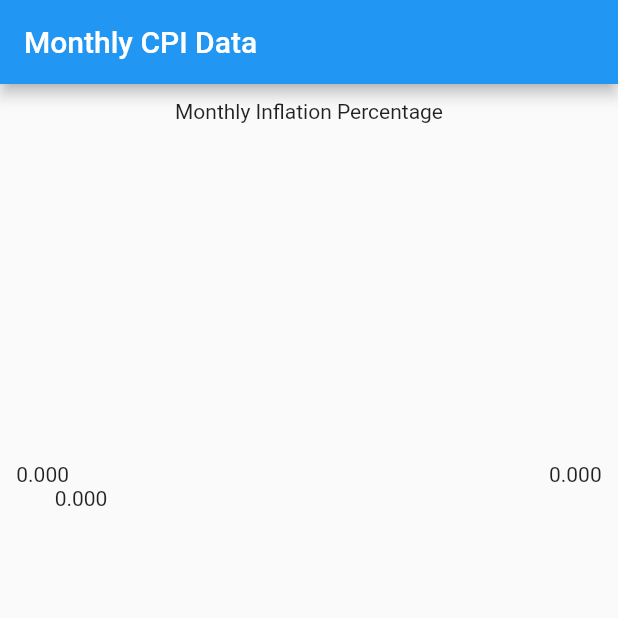
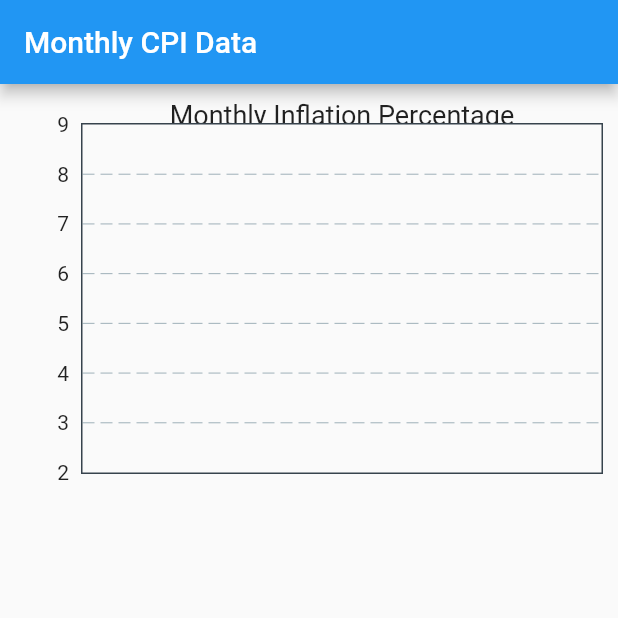
Before and after one commit to arjunmjarun/inflationdash, a Flutter app: the screen it shows after launch, on a phone screen of 412 x 824 dp, the top half of it. Run offline on Flutter 3.47's test engine with Material 2 defaults, Android fonts, the phone set to English and light mode, and no system bars; drawn by our look-alikes of fl_chart; network calls fail.

Commit message:
Cleaning up the line chart, re-titling X axis, etc.

```diff
--- a/frontend/inflationdash/inflation_dash/lib/screens/monthly_cpi_list.dart
+++ b/frontend/inflationdash/inflation_dash/lib/screens/monthly_cpi_list.dart
@@ -25,8 +25,8 @@ class _MonthlyCPIListState extends State<MonthlyCPIList> {
         Iterable list = json.decode(response.body);
         print(list);
         monthlyCPIList = list.map((model) => InflationPercentage.fromJson(model)).toList();
-        cpi_only_list = monthlyCPIList.map((x) => x.inflation_percentage * 100).toList();
-        for (int i = 0; i <= 5; i++) {
+        cpi_only_list = monthlyCPIList.map((x) => double.parse((x.inflation_percentage * 100).toStringAsFixed(1))).toList();
+        for (int i = 0; i <= 9; i++) {
           final_list.add(FlSpot(x_axis_points[i], cpi_only_list[i]));
         }
       });
@@ -50,11 +50,39 @@ class _MonthlyCPIListState extends State<MonthlyCPIList> {
           height: 300,
           child: LineChart(
             LineChartData(
-              borderData: FlBorderData(show: false),
+              minY: 2,
+              maxY: 9,
+              borderData: FlBorderData(
+                show: true,
+                border: Border.all(color: const Color(0xff37434d)),
+              ),
+              gridData: FlGridData(
+                show: true,
+                drawHorizontalLine: true,
+                drawVerticalLine: false,
+                verticalInterval: 1,
+                horizontalInterval: 1
+              ),
               titlesData: FlTitlesData(
                 show: true,
+                rightTitles: AxisTitles(
+                  sideTitles: SideTitles(showTitles: false)
+                ),
                 topTitles: AxisTitles(
-                  axisNameWidget: Text("Monthly Inflation Percentage")
+                  axisNameWidget: Text(
+                    "Monthly Inflation Percentage",
+                    style: TextStyle(
+                      fontSize: 18,
+                    )
+                  )
+                ),
+                bottomTitles: AxisTitles(
+                  sideTitles: SideTitles(
+                    showTitles: true,
+                    reservedSize: 30,
+                    interval: 1,
+                    getTitlesWidget: bottomTitleWidgets,
+                  )
                 )
               ),
               lineBarsData: [
@@ -67,3 +95,58 @@ class _MonthlyCPIListState extends State<MonthlyCPIList> {
       ));
   }
 }
+
+Widget bottomTitleWidgets(double value, TitleMeta meta) {
+  const style = TextStyle(
+    color: Color(0xff68737d),
+    fontWeight: FontWeight.bold,
+    fontSize: 12
+  );
+  Widget text;
+  switch (value.toInt()) {
+    case 1:
+      text = const Text('JAN', style:style);
+      break;
+    case 2:
+      text = const Text('FEB', style:style);
+      break;
+    case 3:
+      text = const Text('MAR', style:style);
+      break;
+    case 4:
+      text = const Text('APRIL', style:style);
+      break;
+    case 5:
+      text = const Text('MAY', style:style);
+      break;
+    case 6:
+      text = const Text('JUNE', style:style);
+      break;
+    case 7:
+      text = const Text('JULY', style:style);
+      break;
+    case 8:
+      text = const Text('AUG', style:style);
+      break;
+    case 9:
+      text = const Text('SEPT', style:style);
+      break;
+    case 10:
+      text = const Text('OCT', style:style);
+      break;
+    case 11:
+      text = const Text('NOV', style:style);
+      break;
+    case 12:
+      text = const Text('DEC', style:style);
+      break;
+    default:
+      text = const Text('', style: style);
+      break;
+  }
+
+  return SideTitleWidget(
+    axisSide: meta.axisSide,
+    child: text,
+  );
+}
```
